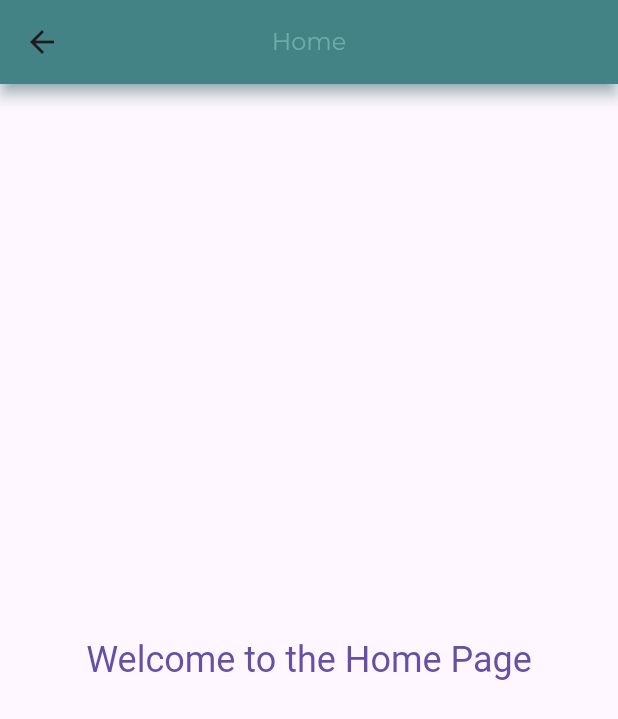
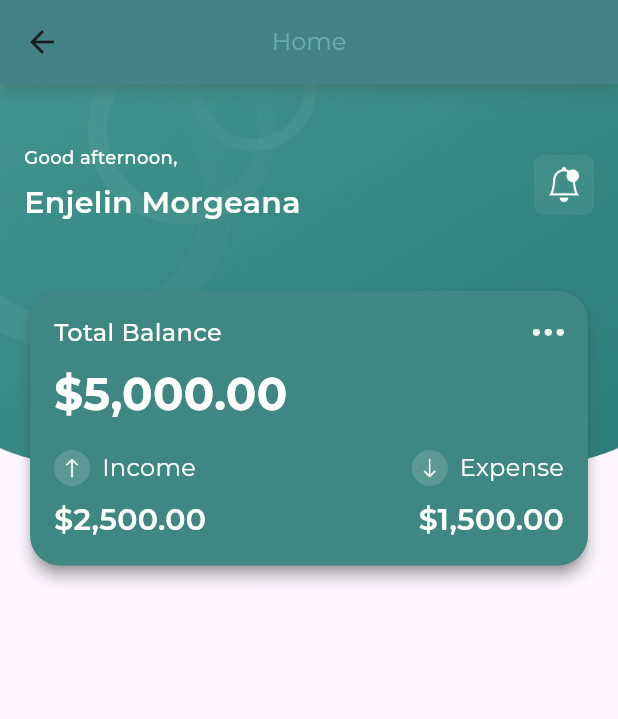
Before and after one commit to shahzadafridi/ExpenseTracker, a Flutter app: the HomeView screen opened directly, on a phone screen of 412 x 824 dp. Shown: the top 719 px of the screen. Run offline on Flutter 3.47's test engine with Material 3 defaults, Android fonts, the phone set to English and light mode, and no system bars; our stand-ins replace easy_localization, flutter_phoenix, flutter_svg, get_it, image_picker, shared_preferences; accounts and stored records are empty.

Commit message:
Home header view designed.

```diff
--- /dev/null
+++ b/lib/features/home/components /header_summary_view.dart
@@ -0,0 +1,99 @@
+import 'package:flutter/cupertino.dart';
+import 'package:flutter/material.dart';
+
+import '../../../resources/assets_manager.dart';
+import '../../../resources/color_manager.dart';
+import '../../../resources/styles_manager.dart';
+
+class HeaderSummaryView extends StatelessWidget {
+  const HeaderSummaryView({super.key});
+
+  @override
+  Widget build(BuildContext context) {
+    return Card(
+        shape: RoundedRectangleBorder(
+          borderRadius: BorderRadius.circular(20.0),
+        ),
+        color: ColorManager.primary,
+        child: Padding(
+          padding: const EdgeInsets.all(16.0),
+          child: Column(
+            crossAxisAlignment: CrossAxisAlignment.start,
+            children: [
+              Row(
+                mainAxisAlignment: MainAxisAlignment.spaceBetween,
+                children: [
+                  Text(
+                    'Total Balance',
+                    style:
+                        getMediumStyle(color: ColorManager.white, fontSize: 16),
+                  ),
+                  Image.asset(
+                    ImageAssets.menuIcon,
+                    width: 21,
+                    height: 5,
+                  ),
+                ],
+              ),
+              const SizedBox(height: 8.0),
+              Text(
+                '\$5,000.00',
+                style: getBoldStyle(color: ColorManager.white, fontSize: 30),
+              ),
+              const SizedBox(height: 16.0),
+              Row(
+                mainAxisAlignment: MainAxisAlignment.spaceBetween,
+                children: [
+                  Row(
+                    children: [
+                      Image.asset(
+                        ImageAssets.arrowUp,
+                        width: 24,
+                        height: 24,
+                      ),
+                      const SizedBox(width: 8.0),
+                      Text(
+                        'Income',
+                        style: getRegularStyle(
+                            color: ColorManager.white, fontSize: 16),
+                      ),
+                    ],
+                  ),
+                  Row(
+                    children: [
+                      Image.asset(
+                        ImageAssets.arrowDown,
+                        width: 24,
+                        height: 24,
+                      ),
+                      const SizedBox(width: 8.0),
+                      Text(
+                        'Expense',
+                        style: getRegularStyle(
+                            color: ColorManager.white, fontSize: 16),
+                      ),
+                    ],
+                  ),
+                ],
+              ),
+              const SizedBox(height: 8.0),
+              Row(
+                mainAxisAlignment: MainAxisAlignment.spaceBetween,
+                children: [
+                  Text(
+                    '\$2,500.00',
+                    style: getSemiBoldStyle(
+                        color: ColorManager.white, fontSize: 20),
+                  ),
+                  Text(
+                    '\$1,500.00',
+                    style: getSemiBoldStyle(
+                        color: ColorManager.white, fontSize: 20),
+                  )
+                ],
+              )
+            ],
+          ),
+        ));
+  }
+}
--- /dev/null
+++ b/lib/features/home/components /header_top_view.dart
@@ -0,0 +1,39 @@
+import 'package:flutter/cupertino.dart';
+
+import '../../../resources/assets_manager.dart';
+import '../../../resources/color_manager.dart';
+import '../../../resources/styles_manager.dart';
+
+class HeaderTopView extends StatelessWidget {
+  const HeaderTopView({
+    super.key,
+  });
+
+  @override
+  Widget build(BuildContext context) {
+    return Row(
+      mainAxisAlignment: MainAxisAlignment.spaceBetween,
+      children: [
+        Column(
+          crossAxisAlignment: CrossAxisAlignment.start,
+          children: [
+            Text(
+              'Good afternoon,',
+              style: getMediumStyle(color: ColorManager.white, fontSize: 12),
+            ),
+            const SizedBox(height: 8.0),
+            Text(
+              'Enjelin Morgeana',
+              style: getSemiBoldStyle(color: ColorManager.white, fontSize: 20),
+            ),
+          ],
+        ),
+        ImageIcon(
+          const AssetImage(ImageAssets.notification),
+          color: ColorManager.white,
+          size: 40.0,
+        ),
+      ],
+    );
+  }
+}
--- /dev/null
+++ b/lib/features/home/components /home_header_view.dart
@@ -0,0 +1,43 @@
+import 'package:flutter/cupertino.dart';
+import 'package:income_expense_tracker/features/home/components%20/header_summary_view.dart';
+
+import '../../../resources/assets_manager.dart';
+import 'header_top_view.dart';
+
+class HomeHeaderView extends StatelessWidget {
+  const HomeHeaderView({super.key});
+
+  @override
+  Widget build(BuildContext context) {
+    return Container(
+      child: const Column(
+        crossAxisAlignment: CrossAxisAlignment.start,
+        children: [
+          Stack(
+            children: [
+              Image(
+                image: AssetImage(ImageAssets.cureHomeHeaderBg),
+                width: double.infinity,
+                height: 250.0,
+                fit: BoxFit.cover,
+              ),
+              Column(
+                crossAxisAlignment: CrossAxisAlignment.start,
+                children: [
+                  Padding(
+                    padding: EdgeInsets.only(left: 16, right: 16, top: 40),
+                    child: HeaderTopView(),
+                  ),
+                  Padding(
+                    padding: EdgeInsets.only(left: 16, right: 16, top: 40),
+                    child: HeaderSummaryView(),
+                  )
+                ],
+              ),
+            ],
+          ),
+        ],
+      ),
+    );
+  }
+}
--- a/lib/features/home/home_view.dart
+++ b/lib/features/home/home_view.dart
@@ -1,4 +1,5 @@
 import 'package:flutter/material.dart';
+import 'components /home_header_view.dart';
 
 class HomeView extends StatelessWidget {
   const HomeView({super.key});
@@ -9,14 +10,10 @@ class HomeView extends StatelessWidget {
       appBar: AppBar(
         title: const Text('Home'),
       ),
-      body: Center(
-        child: Text(
-          'Welcome to the Home Page',
-          style: Theme.of(context).textTheme.titleLarge?.copyWith(
-                color: Theme.of(context).colorScheme.primary,
-                fontSize: 24,
-              ),
-        ),
+      body: const Column(
+        children: [
+          HomeHeaderView(),
+        ],
       ),
     );
   }
--- a/lib/resources/assets_manager.dart
+++ b/lib/resources/assets_manager.dart
@@ -5,6 +5,12 @@ class ImageAssets {
 
   static const String onBoardingLogo1 = "${_imagePath}onboarding_image1.png";
   static const String onBoardingBackground1 = "${_imagePath}onboarding_bg_image1.png";
+
+  static const String notification = "${_imagePath}notification.png";
+  static const String cureHomeHeaderBg = "${_imagePath}curve_header_image.png";
+  static const String menuIcon = "${_imagePath}menu_icon.png";
+  static const String arrowUp = "${_imagePath}arrow_up.png";
+  static const String arrowDown = "${_imagePath}arrow_down.png";
 
   static const String hollowCirlceIc = "${_imagePath}hollow_cirlce_ic.svg";
   static const String solidCircleIc = "${_imagePath}solid_circle_ic.svg";
--- a/pubspec.yaml
+++ b/pubspec.yaml
@@ -73,6 +73,11 @@ flutter:
   assets:
     - assets/images/onboarding_image1.png
     - assets/images/onboarding_bg_image1.png
+    - assets/images/curve_header_image.png
+    - assets/images/menu_icon.png
+    - assets/images/notification.png
+    - assets/images/arrow_up.png
+    - assets/images/arrow_down.png
     - assets/images/hollow_cirlce_ic.svg
     - assets/images/solid_circle_ic.svg
     - assets/images/left_arrow_ic.svg
@@ -82,6 +87,7 @@ flutter:
     - assets/images/invite_friends_ic.svg
     - assets/images/logout_ic.svg
     - assets/images/settings_right_arrow_ic.svg
+
     - assets/translations/
   # An image asset can refer to one or more resolution-specific "variants", see
   # https://flutter.dev/to/resolution-aware-images
```
Also changed, not shown: assets/images/arrow_down.png (added), assets/images/arrow_up.png (added), assets/images/curve_header_image.png (added), assets/images/menu_icon.png (added), assets/images/notification.png (added).
